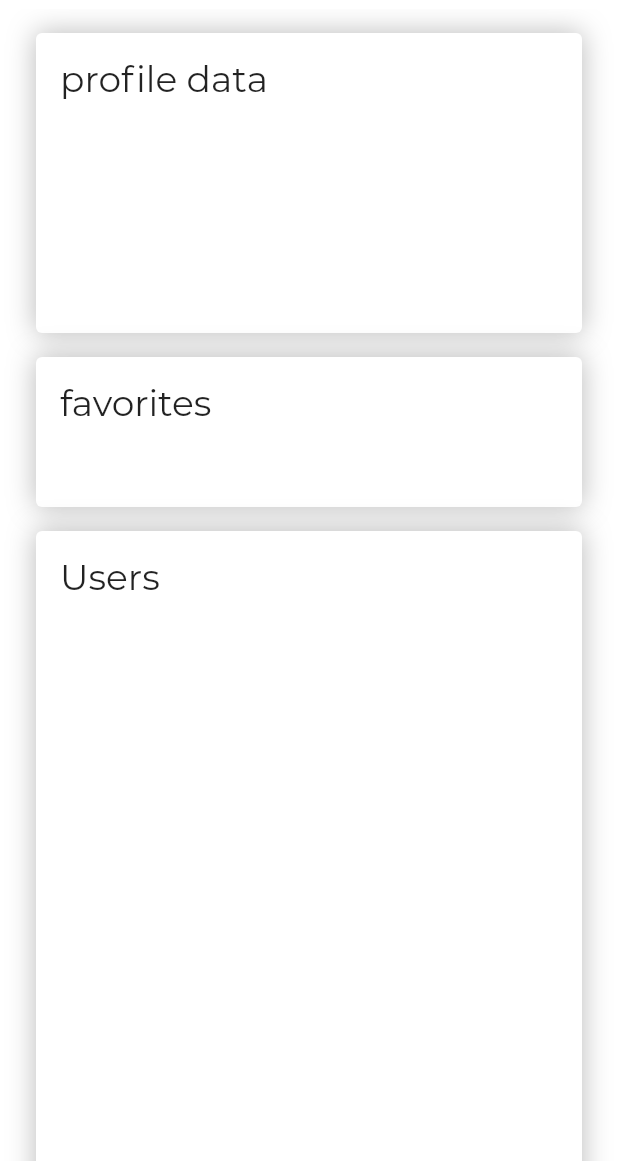
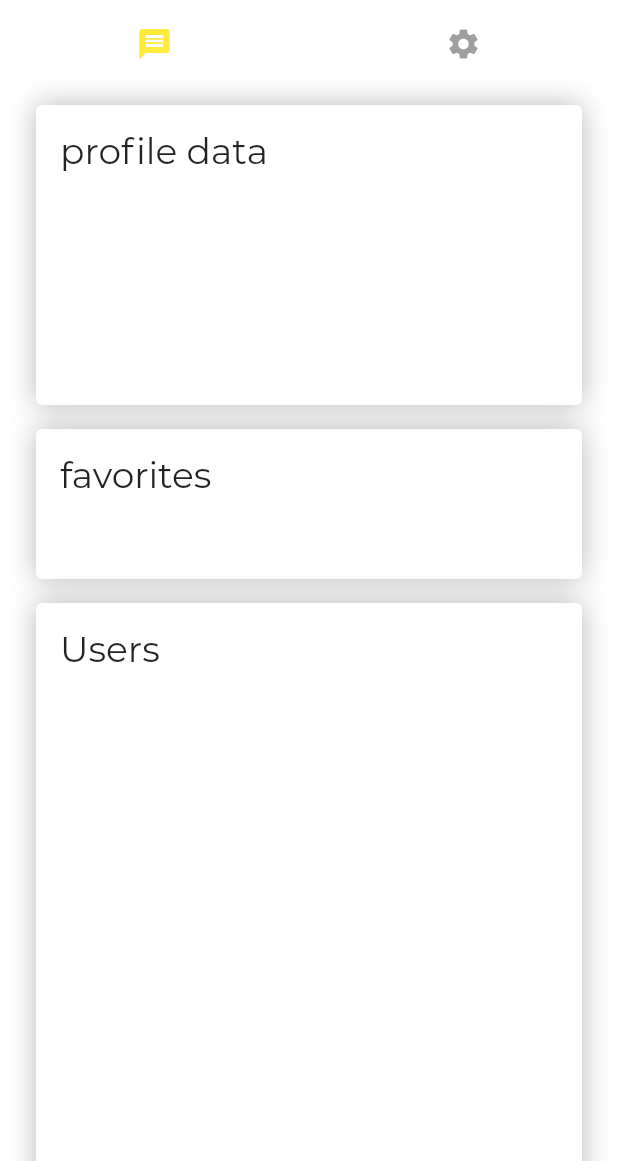
Before and after one commit to Abiri99/Mowz-Chat, a Flutter app: the screen it shows after launch, on a phone screen of 412 x 824 dp, the part 75-1236 px from its top. Run offline on Flutter 3.47's test engine with Material 2 defaults, Android fonts, the phone set to English and light mode, and no system bars; project files that could hold a hidden picture were left out.

Commit message:
added tabbar

```diff
--- a/lib/screens/home.dart
+++ b/lib/screens/home.dart
@@ -1,15 +1,16 @@
 import 'package:flutter/material.dart';
+import 'package:mowz/screens/messages.dart';
 
 class Home extends StatefulWidget {
   @override
   _HomeState createState() => _HomeState();
 }
 
-class _HomeState extends State<Home> {
+class _HomeState extends State<Home> with SingleTickerProviderStateMixin{
   double _elevation = 0.0;
-  ScrollController _controller;
+  TabController _tabController;
 
-  _scrollListener() {
+  _scrollListener(_controller) {
     if (_controller.offset == 0.0) {
       setState(() {
         _elevation = 0.0;
@@ -23,8 +24,7 @@ class _HomeState extends State<Home> {
 
   @override
   void initState() {
-    _controller = ScrollController();
-    _controller.addListener(_scrollListener);
+    _tabController = new TabController(length: 2, vsync: this);
     super.initState();
   }
 
@@ -32,6 +32,19 @@ class _HomeState extends State<Home> {
   Widget build(BuildContext context) {
     return Scaffold(
       appBar: AppBar(
+        bottom: TabBar(
+          controller: _tabController,
+          unselectedLabelColor: Colors.grey,
+          labelColor: Colors.yellow,
+          tabs: <Widget>[
+            Tab(
+              icon: Icon(Icons.message),
+            ),
+            Tab(
+              icon: Icon(Icons.settings),
+            ),
+          ],
+        ),
         centerTitle: true,
         backgroundColor: Colors.white,
         elevation: _elevation,
@@ -42,76 +55,13 @@ class _HomeState extends State<Home> {
           ]),
         ),
       ),
-      body: SingleChildScrollView(
-        controller: _controller,
-        child: Column(
-          children: <Widget>[
-            // SizedBox(
-            //   height: MediaQuery.of(context).viewPadding.top + 16,
-            // ),
-            Container(
-              width: double.infinity,
-              padding: const EdgeInsets.all(16),
-              margin: const EdgeInsets.only(right: 24, left: 24, top: 16),
-              height: 200,
-              decoration: BoxDecoration(
-                  color: Colors.white,
-                  borderRadius: BorderRadius.all(Radius.circular(4)),
-                  boxShadow: [
-                    BoxShadow(
-                        color: Colors.black26,
-                        blurRadius: 15,
-                        spreadRadius: 0.1)
-                  ]),
-              child: Text(
-                "profile data",
-                style: Theme.of(context).textTheme.title,
-              ),
-            ),
-            Container(
-              width: double.infinity,
-              height: 100,
-              decoration: BoxDecoration(
-                  color: Colors.white,
-                  borderRadius: BorderRadius.all(Radius.circular(4)),
-                  boxShadow: [
-                    BoxShadow(
-                        color: Colors.black26,
-                        blurRadius: 15,
-                        spreadRadius: 0.1)
-                  ]),
-              padding: const EdgeInsets.all(16),
-              margin: const EdgeInsets.only(right: 24, left: 24, top: 16),
-              child: Text(
-                "favorites",
-                style: Theme.of(context).textTheme.title,
-              ),
-            ),
-            Container(
-              width: double.infinity,
-              height: 1000,
-              decoration: BoxDecoration(
-                  color: Colors.white,
-                  borderRadius: BorderRadius.all(Radius.circular(4)),
-                  boxShadow: [
-                    BoxShadow(
-                        color: Colors.black26,
-                        blurRadius: 15,
-                        spreadRadius: 0.1)
-                  ]),
-              padding: const EdgeInsets.all(16),
-              margin: const EdgeInsets.only(right: 24, left: 24, top: 16),
-              child: Text(
-                "Users",
-                style: Theme.of(context).textTheme.title,
-              ),
-            ),
-            SizedBox(
-              height: 16,
-            )
-          ],
-        ),
-      ),
+      body: TabBarView(
+        children: <Widget>[
+          Messages(_scrollListener),
+          Messages(_scrollListener)
+        ],
+        controller: _tabController,
+      )
     );
   }
 }
--- /dev/null
+++ b/lib/screens/messages.dart
@@ -0,0 +1,90 @@
+import 'package:flutter/material.dart';
+
+class Messages extends StatefulWidget {
+
+  var _scrollListener;
+
+  Messages(this._scrollListener);
+
+  @override
+  _MessagesState createState() => _MessagesState();
+}
+
+class _MessagesState extends State<Messages> {
+  ScrollController _controller;
+
+  @override
+  void initState() {
+    _controller = ScrollController();
+    _controller.addListener(() => widget._scrollListener(_controller));
+    super.initState();
+  }
+
+  @override
+  Widget build(BuildContext context) {
+    return SingleChildScrollView(
+      controller: _controller,
+      child: Column(
+        children: <Widget>[
+          // SizedBox(
+          //   height: MediaQuery.of(context).viewPadding.top + 16,
+          // ),
+          Container(
+            width: double.infinity,
+            padding: const EdgeInsets.all(16),
+            margin: const EdgeInsets.only(right: 24, left: 24, top: 16),
+            height: 200,
+            decoration: BoxDecoration(
+                color: Colors.white,
+                borderRadius: BorderRadius.all(Radius.circular(4)),
+                boxShadow: [
+                  BoxShadow(
+                      color: Colors.black26, blurRadius: 15, spreadRadius: 0.1)
+                ]),
+            child: Text(
+              "profile data",
+              style: Theme.of(context).textTheme.title,
+            ),
+          ),
+          Container(
+            width: double.infinity,
+            height: 100,
+            decoration: BoxDecoration(
+                color: Colors.white,
+                borderRadius: BorderRadius.all(Radius.circular(4)),
+                boxShadow: [
+                  BoxShadow(
+                      color: Colors.black26, blurRadius: 15, spreadRadius: 0.1)
+                ]),
+            padding: const EdgeInsets.all(16),
+            margin: const EdgeInsets.only(right: 24, left: 24, top: 16),
+            child: Text(
+              "favorites",
+              style: Theme.of(context).textTheme.title,
+            ),
+          ),
+          Container(
+            width: double.infinity,
+            height: 1000,
+            decoration: BoxDecoration(
+                color: Colors.white,
+                borderRadius: BorderRadius.all(Radius.circular(4)),
+                boxShadow: [
+                  BoxShadow(
+                      color: Colors.black26, blurRadius: 15, spreadRadius: 0.1)
+                ]),
+            padding: const EdgeInsets.all(16),
+            margin: const EdgeInsets.only(right: 24, left: 24, top: 16),
+            child: Text(
+              "Users",
+              style: Theme.of(context).textTheme.title,
+            ),
+          ),
+          SizedBox(
+            height: 16,
+          )
+        ],
+      ),
+    );
+  }
+}
```
